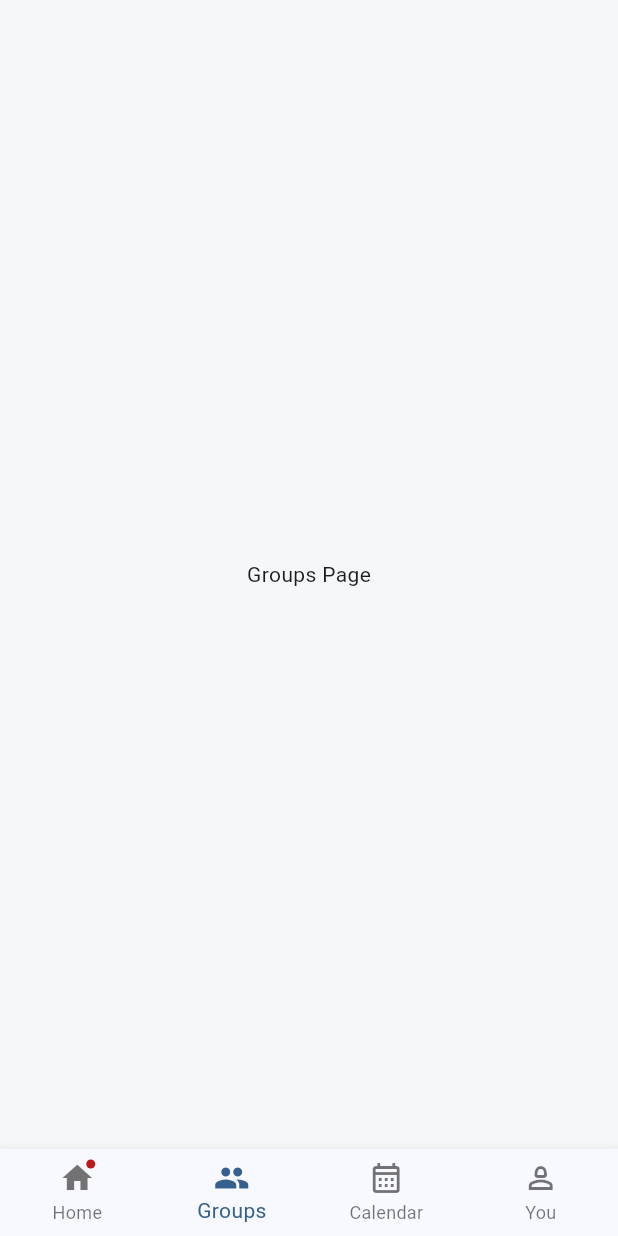
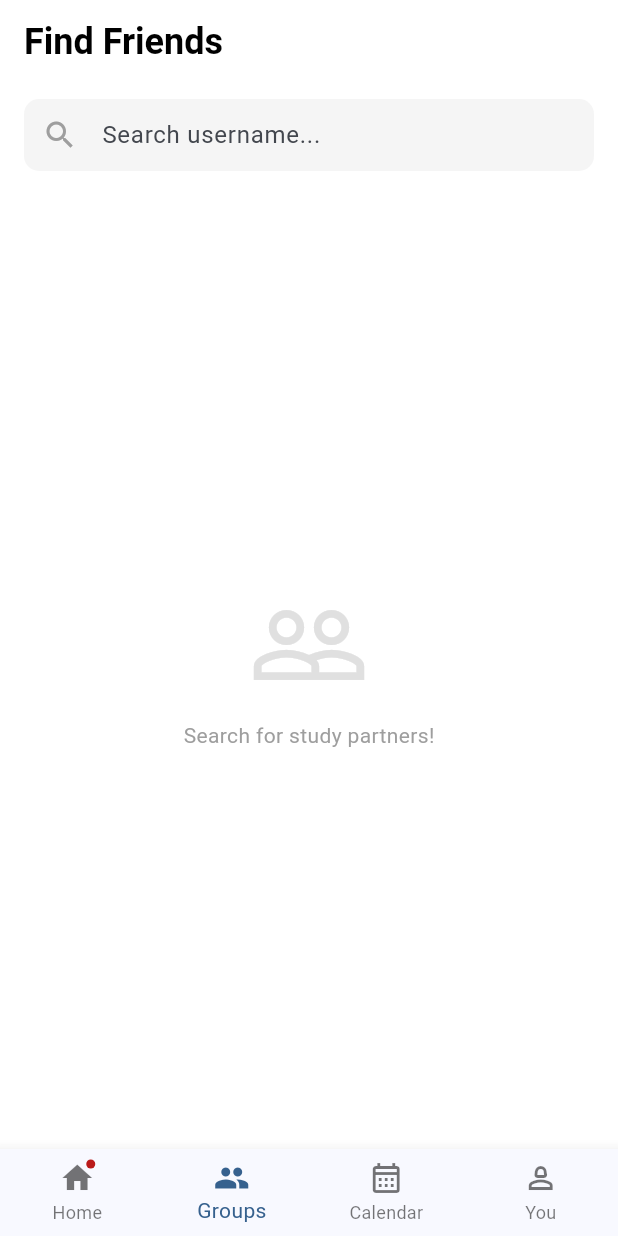
Before and after one commit to leonardwgk/studysphere, a Flutter app: the screen it shows once a user with an empty profile is signed in, item 2 of the bottom bar chosen, on a phone screen of 412 x 824 dp. Run offline on Flutter 3.47's test engine with Material 3 defaults, Android fonts, the phone set to English and light mode, and no system bars; our stand-ins replace cloud_firestore, email_validator, firebase_auth, firebase_core, firebase_storage, flutter_image_compress and 3 more; accounts and stored records are empty; generated files the repository leaves out were written again.

Commit message:
feat: search friend

```diff
--- a/lib/features/friend/pages/friend_page.dart
+++ b/lib/features/friend/pages/friend_page.dart
@@ -1,10 +1,157 @@
 import 'package:flutter/material.dart';
+import 'package:provider/provider.dart';
+import 'package:studysphere_app/features/friend/providers/friend_provider.dart';
+import 'package:studysphere_app/shared/widgets/custom_avatar.dart'; // Import CustomAvatar Anda
 
-class FriendPage extends StatelessWidget {
+class FriendPage extends StatefulWidget {
   const FriendPage({super.key});
 
   @override
+  State<FriendPage> createState() => _FriendPageState();
+}
+
+class _FriendPageState extends State<FriendPage> {
+  final TextEditingController _searchController = TextEditingController();
+
+  @override
+  void dispose() {
+    _searchController.dispose();
+    super.dispose();
+  }
+
+  @override
   Widget build(BuildContext context) {
-    return Center(child: Text('Groups Page'));
+    // Akses provider
+    final friendProvider = Provider.of<FriendProvider>(context);
+
+    return Scaffold(
+      backgroundColor: Colors.white,
+      appBar: AppBar(
+        backgroundColor: Colors.white,
+        elevation: 0,
+        title: const Text(
+          'Find Friends',
+          style: TextStyle(
+            color: Colors.black,
+            fontWeight: FontWeight.bold,
+            fontSize: 24,
+          ),
+        ),
+      ),
+      body: Column(
+        children: [
+          // --- 1. SEARCH BAR ---
+          Padding(
+            padding: const EdgeInsets.symmetric(horizontal: 16.0, vertical: 10.0),
+            child: TextField(
+              controller: _searchController,
+              onChanged: (value) {
+                // Panggil fungsi search di provider setiap user mengetik
+                friendProvider.onSearchChanged(value);
+              },
+              decoration: InputDecoration(
+                hintText: 'Search username...',
+                prefixIcon: const Icon(Icons.search, color: Colors.grey),
+                suffixIcon: _searchController.text.isNotEmpty
+                    ? IconButton(
+                        icon: const Icon(Icons.clear, color: Colors.grey),
+                        onPressed: () {
+                          _searchController.clear();
+                          friendProvider.onSearchChanged(''); // Clear hasil
+                        },
+                      )
+                    : null,
+                filled: true,
+                fillColor: Colors.grey[100],
+                contentPadding: const EdgeInsets.symmetric(vertical: 0),
+                border: OutlineInputBorder(
+                  borderRadius: BorderRadius.circular(10),
+                  borderSide: BorderSide.none,
+                ),
+              ),
+            ),
+          ),
+
+          // --- 2. SEARCH RESULT LIST ---
+          Expanded(
+            child: friendProvider.isLoading
+                ? const Center(child: CircularProgressIndicator())
+                : friendProvider.searchResults.isEmpty && _searchController.text.isNotEmpty
+                    ? _buildEmptyState() // State jika tidak ketemu
+                    : _buildUserList(friendProvider), // State List User
+          ),
+        ],
+      ),
+    );
+  }
+
+  Widget _buildUserList(FriendProvider provider) {
+    if (provider.searchResults.isEmpty) {
+      // Tampilan awal (sebelum search)
+      return Center(
+        child: Column(
+          mainAxisAlignment: MainAxisAlignment.center,
+          children: [
+            Icon(Icons.people_outline, size: 80, color: Colors.grey[300]),
+            const SizedBox(height: 10),
+            Text(
+              "Search for study partners!",
+              style: TextStyle(color: Colors.grey[500]),
+            ),
+          ],
+        ),
+      );
+    }
+
+    return ListView.builder(
+      itemCount: provider.searchResults.length,
+      itemBuilder: (context, index) {
+        final user = provider.searchResults[index];
+        return ListTile(
+          leading: CustomAvatar(
+            photoUrl: user.photoUrl,
+            name: user.username,
+            radius: 24, // Sedikit lebih besar
+          ),
+          title: Text(
+            user.username,
+            style: const TextStyle(fontWeight: FontWeight.bold),
+          ),
+          subtitle: Text(
+            user.email, // Atau info lain seperti "Student"
+            style: const TextStyle(color: Colors.grey, fontSize: 12),
+            overflow: TextOverflow.ellipsis,
+          ),
+          trailing: ElevatedButton(
+            onPressed: () {
+              // TODO: Implementasi logika Follow nanti
+              print("Follow ${user.username}");
+            },
+            style: ElevatedButton.styleFrom(
+              backgroundColor: Colors.blue,
+              foregroundColor: Colors.white,
+              shape: RoundedRectangleBorder(
+                borderRadius: BorderRadius.circular(8),
+              ),
+              padding: const EdgeInsets.symmetric(horizontal: 20, vertical: 0),
+              minimumSize: const Size(0, 32), // Tinggi tombol compact
+            ),
+            child: const Text('Follow', style: TextStyle(fontSize: 12)),
+          ),
+          onTap: () {
+            // TODO: Navigasi ke Profile Teman
+          },
+        );
+      },
+    );
+  }
+
+  Widget _buildEmptyState() {
+    return Center(
+      child: Text(
+        "User not found.",
+        style: TextStyle(color: Colors.grey[500]),
+      ),
+    );
   }
 }
--- a/lib/features/home/widgets/user_post_card.dart
+++ b/lib/features/home/widgets/user_post_card.dart
@@ -97,7 +97,7 @@ class _UserPostCardState extends State<UserPostCard> {
                       ],
                     ),
                     Text(
-                      'Studying: ' + widget.post.label,
+                      'Studying: ${widget.post.label}',
                       style: const TextStyle(color: Colors.grey, fontSize: 12),
                     ),
                   ],
--- a/lib/features/study_tracker/pages/post_study_page.dart
+++ b/lib/features/study_tracker/pages/post_study_page.dart
@@ -247,7 +247,7 @@ class _PostStudyPageState extends State<PostStudyPage> {
                 ),
                 const SizedBox(height: 10),
                 DropdownButtonFormField<String>(
-                  value: _selectedLabel,
+                  initialValue: _selectedLabel,
                   decoration: InputDecoration(
                     filled: true,
                     fillColor: Colors.grey[50],
--- a/lib/main.dart
+++ b/lib/main.dart
@@ -5,6 +5,7 @@ import 'package:studysphere_app/features/auth/pages/auth_gate.dart';
 import 'package:provider/provider.dart';
 import 'package:studysphere_app/features/auth/providers/user_provider.dart';
 import 'package:studysphere_app/features/calender/providers/calendar_provider.dart';
+import 'package:studysphere_app/features/friend/providers/friend_provider.dart';
 
 void main() async {
   WidgetsFlutterBinding.ensureInitialized();
@@ -22,6 +23,7 @@ class MyApp extends StatelessWidget {
       providers: [
         ChangeNotifierProvider(create: (_) => UserProvider()),
         ChangeNotifierProvider(create: (_) => CalendarProvider()),
+        ChangeNotifierProvider(create: (_) => FriendProvider()),
       ],
       child: MaterialApp(
         debugShowCheckedModeBanner: false,
```
Also changed, not shown: lib/features/auth/data/models/user_model.dart (+20 -0 lines), lib/features/friend/providers/friend_provider.dart (added, +64 -0 lines), lib/features/friend/services/friend_service.dart (added, +33 -0 lines), lib/firebase_options.example.dart (deleted, +0 -75 lines), pubspec.lock, 1 other file.
